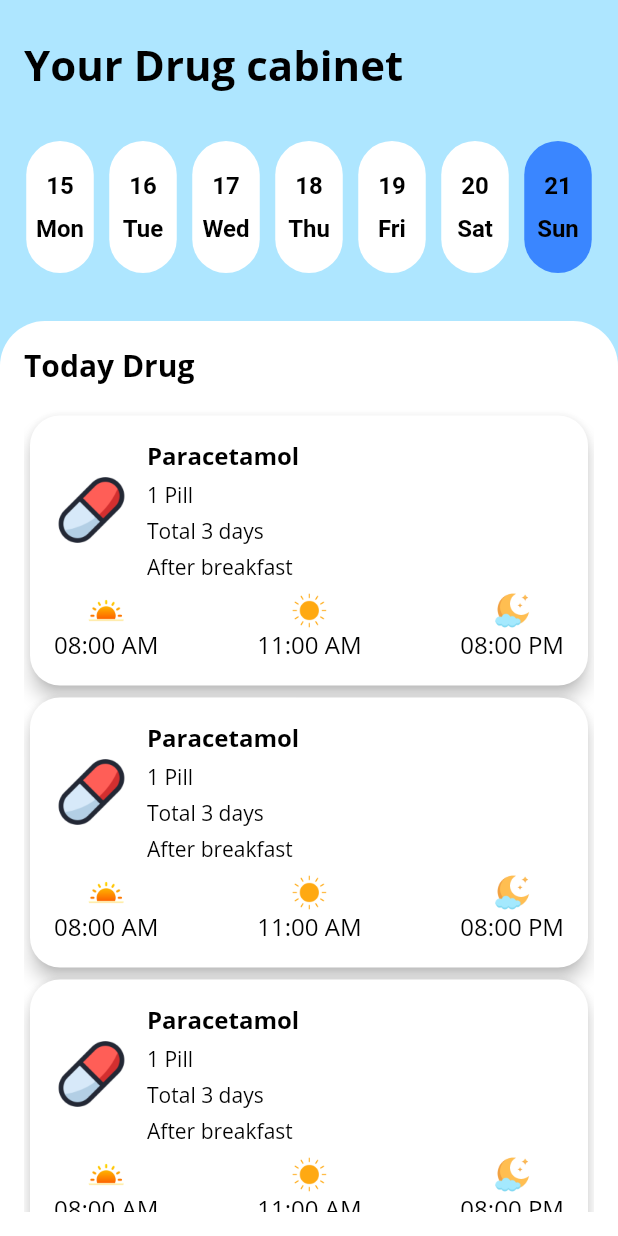
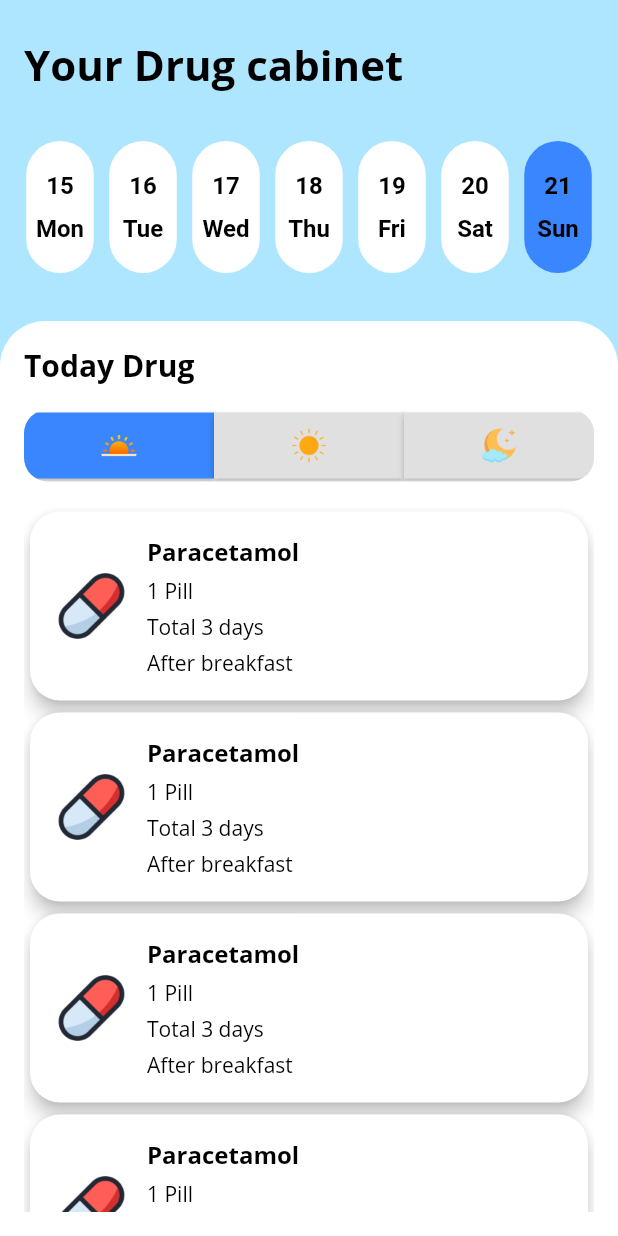
Before and after one commit to phapzip1/health-care, a Flutter app: the DrugReminderScreen widget shown alone on an empty page, opened directly, on a phone screen of 412 x 824 dp. Run offline on Flutter 3.47's test engine with Material 2 defaults, Android fonts, the phone set to English and light mode, and no system bars; our stand-ins replace cloud_firestore, dropdown_textfield, firebase_auth, firebase_core, firebase_messaging, firebase_storage and 3 more; accounts and stored records are empty; network calls fail.

Commit message:
done ui 3 page

```diff
--- a/lib/screens/Patient/mainPage.dart
+++ b/lib/screens/Patient/mainPage.dart
@@ -7,6 +7,7 @@ import '../../screens/Patient/medicalReminder.dart';
 import './patientSchedulePage.dart';
 import '../../components/bottomNavigation.dart';
 import '../../screens/Patient/patientInformation.dart';
+import '../drug_reminder_screen.dart';
 
 class PatientMainPage extends StatefulWidget {
   @override
@@ -19,7 +20,7 @@ class _MyWidgetState extends State<PatientMainPage> {
   static const List<Widget> _widgetOptions = <Widget>[
     HomePage(),
     // HomePageDoctor(),
-    MedicalReminder(),
+    DrugReminderScreen(),
     CommunityQA(),
     PatientSchedulePage(),
     // DoctorInformation(),
--- a/lib/screens/drug_reminder_screen.dart
+++ b/lib/screens/drug_reminder_screen.dart
@@ -3,15 +3,16 @@ import "package:flutter/material.dart";
 // widgets
 import "../widgets/week_day_radio.dart";
 import "../widgets/pill_list.dart";
+import "../widgets/tabs.dart";
 
 class DrugReminderScreen extends StatelessWidget {
   const DrugReminderScreen({super.key});
 
   @override
   Widget build(BuildContext context) {
-    return Scaffold(
-      backgroundColor: const Color(0xFFAEE6FF),
-      body: Padding(
+    return Container(
+      decoration: const BoxDecoration(color: Color(0xFFAEE6FF)),
+      child: Padding(
         padding: const EdgeInsets.only(top: 24),
         child: Column(
           crossAxisAlignment: CrossAxisAlignment.stretch,
@@ -49,8 +50,8 @@ class DrugReminderScreen extends StatelessWidget {
                 padding: const EdgeInsets.all(16),
                 child: Column(
                   crossAxisAlignment: CrossAxisAlignment.stretch,
-                  children: const <Widget>[
-                    Text(
+                  children: <Widget>[
+                    const Text(
                       "Today Drug",
                       style: TextStyle(
                         fontSize: 20,
@@ -58,10 +59,29 @@ class DrugReminderScreen extends StatelessWidget {
                       ),
                       textAlign: TextAlign.left,
                     ),
-                    SizedBox(
+                    const SizedBox(
                       height: 16,
                     ),
-                    Expanded(child: PillList()),
+                    Tabs(
+                      children: <Widget>[
+                        Image.asset(
+                          "assets/images/morning.png",
+                          width: 24,
+                        ),
+                        Image.asset(
+                          "assets/images/noon.png",
+                          width: 24,
+                        ),
+                        Image.asset(
+                          "assets/images/evening.png",
+                          width: 24,
+                        ),
+                      ],
+                    ),
+                    const SizedBox(
+                      height: 16,
+                    ),
+                    const Expanded(child: PillList()),
                   ],
                 ),
               ),
--- a/lib/widgets/pill_list.dart
+++ b/lib/widgets/pill_list.dart
@@ -66,50 +66,6 @@ class PillList extends StatelessWidget {
                     ),
                   ],
                 ),
-                const SizedBox(
-                  height: 8,
-                ),
-                Row(
-                  mainAxisAlignment: MainAxisAlignment.spaceBetween,
-                  children: <Widget>[
-                    Column(
-                      children: <Widget>[
-                        Image.asset(
-                          "assets/images/morning.png",
-                          width: 24,
-                        ),
-                        const Text(
-                          "08:00 AM",
-                          style: TextStyle(fontSize: 16),
-                        ),
-                      ],
-                    ),
-                    Column(
-                      children: <Widget>[
-                        Image.asset(
-                          "assets/images/noon.png",
-                          width: 24,
-                        ),
-                        const Text(
-                          "11:00 AM",
-                          style: TextStyle(fontSize: 16),
-                        ),
-                      ],
-                    ),
-                    Column(
-                      children: <Widget>[
-                        Image.asset(
-                          "assets/images/evening.png",
-                          width: 24,
-                        ),
-                        const Text(
-                          "08:00 PM",
-                          style: TextStyle(fontSize: 16),
-                        ),
-                      ],
-                    ),
-                  ],
-                ),
               ],
             ),
           ),
--- /dev/null
+++ b/lib/widgets/tabs.dart
@@ -0,0 +1,55 @@
+import "package:flutter/material.dart";
+
+class Tabs extends StatefulWidget {
+  const Tabs({
+    super.key,
+    this.onChange,
+    required this.children,
+  });
+
+  final List<Widget> children;
+  final void Function(int index)? onChange;
+
+  @override
+  State<Tabs> createState() => _TabsState();
+}
+
+class _TabsState extends State<Tabs> {
+  int _index = 0;
+
+  @override
+  Widget build(BuildContext context) {
+    return ClipRRect(
+      borderRadius: BorderRadius.circular(16),
+      child: Row(
+        mainAxisAlignment: MainAxisAlignment.spaceBetween,
+        children: widget.children
+            .asMap()
+            .entries
+            .map(
+              (e) => Expanded(
+                child: ElevatedButton(
+                    style: ElevatedButton.styleFrom(
+                      shape: RoundedRectangleBorder(
+                        borderRadius: BorderRadius.circular(0),
+                      ),
+                      backgroundColor: _index == e.key ? const Color(0xFF3A86FF) : const Color(0xFFE0E0E0),
+                    ),
+                    onPressed: () {
+                      if (e.key != _index) {
+                        setState(() {
+                          _index = e.key;
+                        });
+                        if (widget.onChange != null) {
+                          widget.onChange!(e.key);
+                        }
+                      }
+                    },
+                    child: e.value),
+              ),
+            )
+            .toList(),
+      ),
+    );
+  }
+}
```
